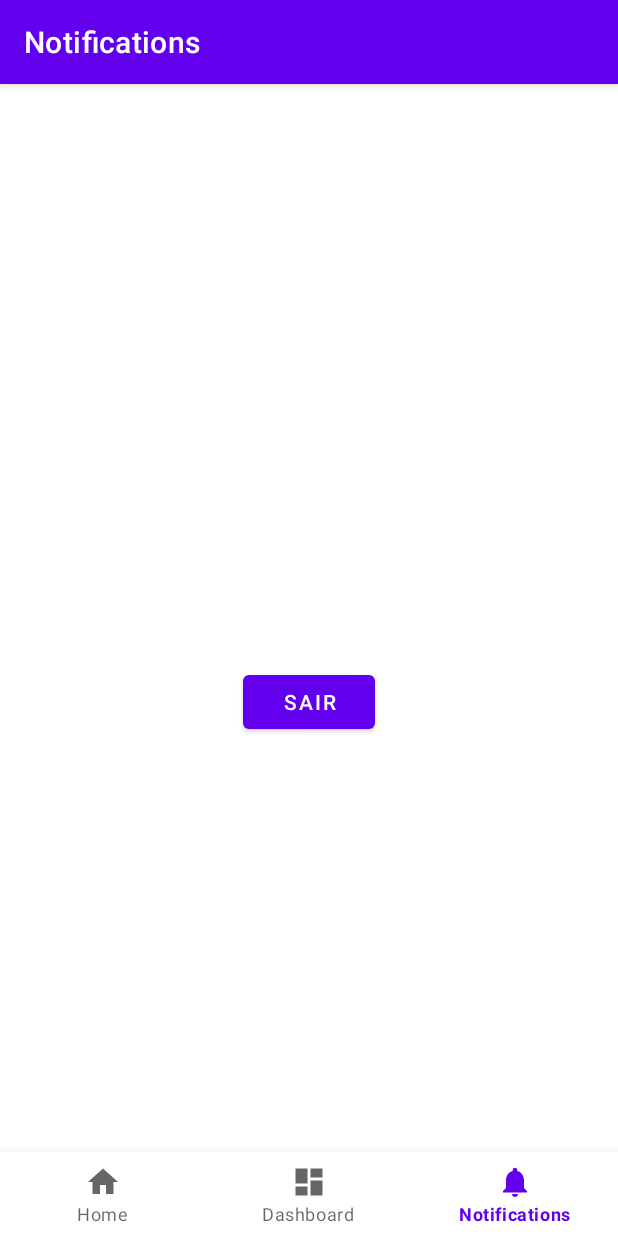
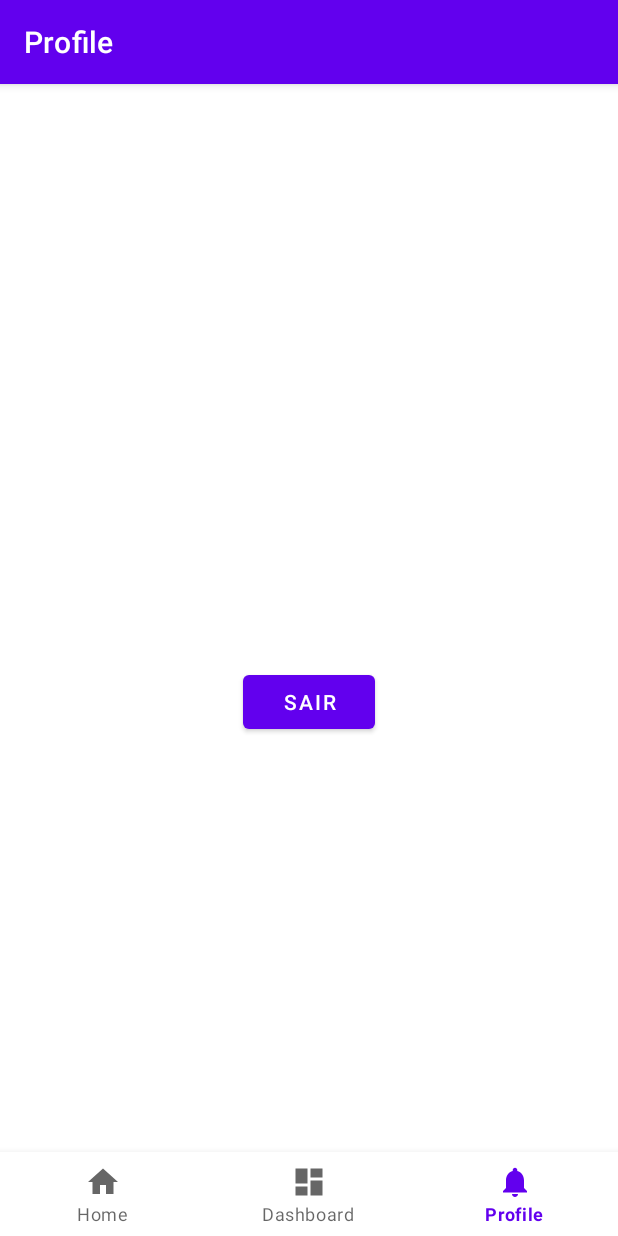
Before and after one commit to thanwill/cripto-favorite, an Android app: the ProfileFragment screen opened through its navigation route, on a phone screen of 412 x 824 dp. Run offline under Robolectric (Android 15) with nearby library versions, the phone set to English and light mode, and no system bars; our stand-ins replace Firebase (no records; nobody signed in at launch, a user with empty details on screens opened directly), navigation-ui.

Commit message:
Ajusta os fragment_profile.xml

```diff
--- a/app/src/main/java/com/app/criptofavorite/view/MainActivity.kt
+++ b/app/src/main/java/com/app/criptofavorite/view/MainActivity.kt
@@ -29,7 +29,7 @@ class MainActivity : AppCompatActivity() {
         // menu deve ser considerado como destinos de nível superior.
         val appBarConfiguration = AppBarConfiguration(
             setOf(
-                R.id.navigation_home, R.id.navigation_dashboard, R.id.navigation_notifications
+                R.id.navigation_home, R.id.navigation_dashboard, R.id.navigation_profile
             )
         )
         setupActionBarWithNavController(navController, appBarConfiguration)
--- a/app/src/main/java/com/app/criptofavorite/view/ui/notifications/NotificationsFragment.kt
+++ b/app/src/main/java/com/app/criptofavorite/view/ui/profile/ProfileFragment.kt
@@ -1,21 +1,19 @@
-package com.app.criptofavorite.view.ui.notifications
+package com.app.criptofavorite.view.ui.profile
 
 import android.content.Intent
 import android.os.Bundle
 import android.view.LayoutInflater
 import android.view.View
 import android.view.ViewGroup
-import android.widget.TextView
 import androidx.fragment.app.Fragment
-import androidx.lifecycle.Observer
 import androidx.lifecycle.ViewModelProvider
-import com.app.criptofavorite.databinding.FragmentNotificationsBinding
+import com.app.criptofavorite.databinding.FragmentProfileBinding
 import com.app.criptofavorite.view.LoginActivity
 import com.google.firebase.auth.FirebaseAuth
 
-class NotificationsFragment : Fragment() {
+class ProfileFragment : Fragment() {
 
-    private var _binding: FragmentNotificationsBinding? = null
+    private var _binding: FragmentProfileBinding? = null
     private lateinit var auth: FirebaseAuth
     // This property is only valid between onCreateView and
     // onDestroyView.
@@ -27,9 +25,9 @@ class NotificationsFragment : Fragment() {
         savedInstanceState: Bundle?
     ): View {
         val notificationsViewModel =
-            ViewModelProvider(this).get(NotificationsViewModel::class.java)
+            ViewModelProvider(this).get(ProfileViewModel::class.java)
 
-        _binding = FragmentNotificationsBinding.inflate(inflater, container, false)
+        _binding = FragmentProfileBinding.inflate(inflater, container, false)
         val root: View = binding.root
 
         binding.logout.setOnClickListener {
--- a/app/src/main/java/com/app/criptofavorite/view/ui/notifications/NotificationsViewModel.kt
+++ b/app/src/main/java/com/app/criptofavorite/view/ui/profile/ProfileViewModel.kt
@@ -1,14 +1,11 @@
-package com.app.criptofavorite.view.ui.notifications
+package com.app.criptofavorite.view.ui.profile
 
-import android.content.Intent
-import androidx.core.content.ContextCompat.startActivity
 import androidx.lifecycle.LiveData
 import androidx.lifecycle.MutableLiveData
 import androidx.lifecycle.ViewModel
-import com.app.criptofavorite.view.LoginActivity
 import com.google.firebase.auth.FirebaseAuth
 
-class NotificationsViewModel : ViewModel() {
+class ProfileViewModel : ViewModel() {
 
     // LiveData para sinalizar que o logout foi realizado
     private val _logout = MutableLiveData<Boolean>()
--- a/app/src/main/res/layout/fragment_notifications.xml
+++ b/app/src/main/res/layout/fragment_profile.xml
@@ -4,7 +4,7 @@
     xmlns:tools="http://schemas.android.com/tools"
     android:layout_width="match_parent"
     android:layout_height="match_parent"
-    tools:context=".view.ui.notifications.NotificationsFragment">
+    tools:context=".view.ui.profile.ProfileFragment">
 
     <Button
         android:id="@+id/logout"
--- a/app/src/main/res/menu/bottom_nav_menu.xml
+++ b/app/src/main/res/menu/bottom_nav_menu.xml
@@ -12,8 +12,8 @@
         android:title="@string/title_dashboard" />
 
     <item
-        android:id="@+id/navigation_notifications"
+        android:id="@+id/navigation_profile"
         android:icon="@drawable/ic_notifications_black_24dp"
-        android:title="@string/title_notifications" />
+        android:title="@string/title_profile" />
 
 </menu>
--- a/app/src/main/res/navigation/mobile_navigation.xml
+++ b/app/src/main/res/navigation/mobile_navigation.xml
@@ -18,8 +18,8 @@
         tools:layout="@layout/fragment_dashboard" />
 
     <fragment
-        android:id="@+id/navigation_notifications"
-        android:name="com.app.criptofavorite.view.ui.notifications.NotificationsFragment"
-        android:label="@string/title_notifications"
-        tools:layout="@layout/fragment_notifications" />
+        android:id="@+id/navigation_profile"
+        android:name="com.app.criptofavorite.view.ui.profile.ProfileFragment"
+        android:label="@string/title_profile"
+        tools:layout="@layout/fragment_profile" />
 </navigation>
--- a/app/src/main/res/values/strings.xml
+++ b/app/src/main/res/values/strings.xml
@@ -2,7 +2,7 @@
     <string name="app_name">Cripto Favorite</string>
     <string name="title_home">Home</string>
     <string name="title_dashboard">Dashboard</string>
-    <string name="title_notifications">Notifications</string>
+    <string name="title_profile">Profile</string>
     <string name="dummy_button">Dummy Button</string>
     <string name="dummy_content">DUMMY\nCONTENT</string>
     <!-- Strings related to login -->
```
